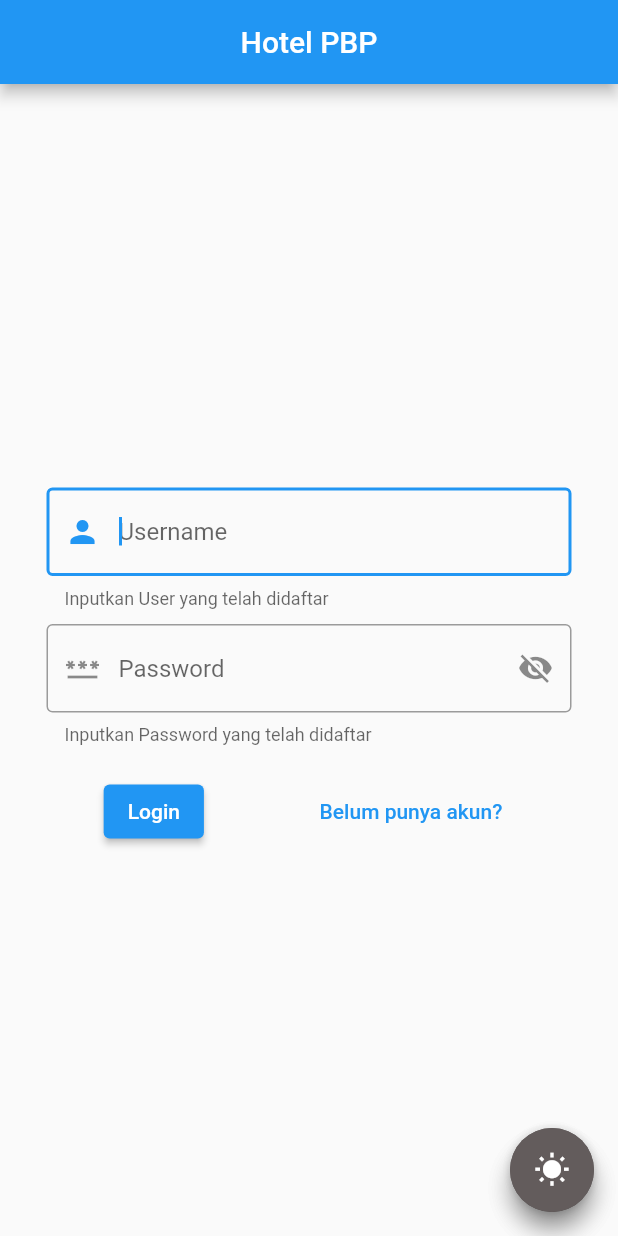
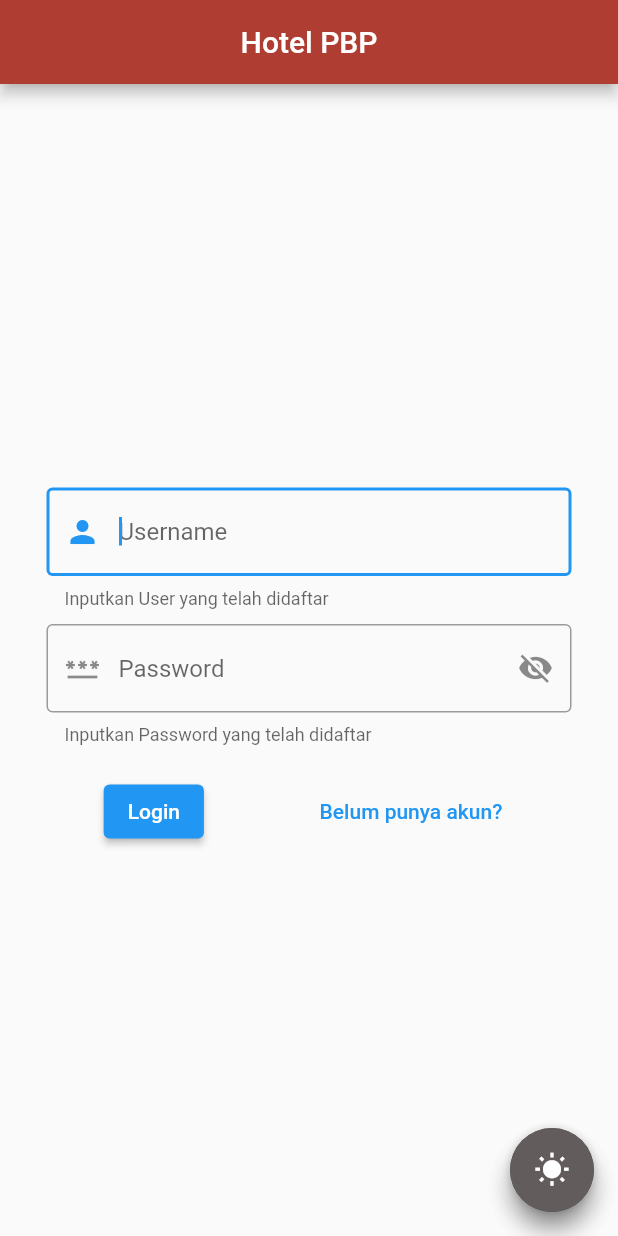
Before and after one commit to fidelcavell/hotel_pbp, a Flutter app: the screen it shows after launch, on a phone screen of 412 x 824 dp. Run offline on Flutter 3.47's test engine with Material 2 defaults, Android fonts, the phone set to English and light mode, and no system bars; our stand-ins replace sqflite; accounts and stored records are empty.

Commit message:
Update main.dart

```diff
--- a/lib/main.dart
+++ b/lib/main.dart
@@ -25,6 +25,7 @@ class _MainAppState extends State<MainApp> {
       theme: themeMode ? darkMode() : lightMode(),
       home: Scaffold(
         appBar: AppBar(
+          backgroundColor: Color.fromARGB(255, 175, 61, 49),
           title: const Center(child: Text('Hotel PBP')),
         ),
         body: const LoginView(),
```
